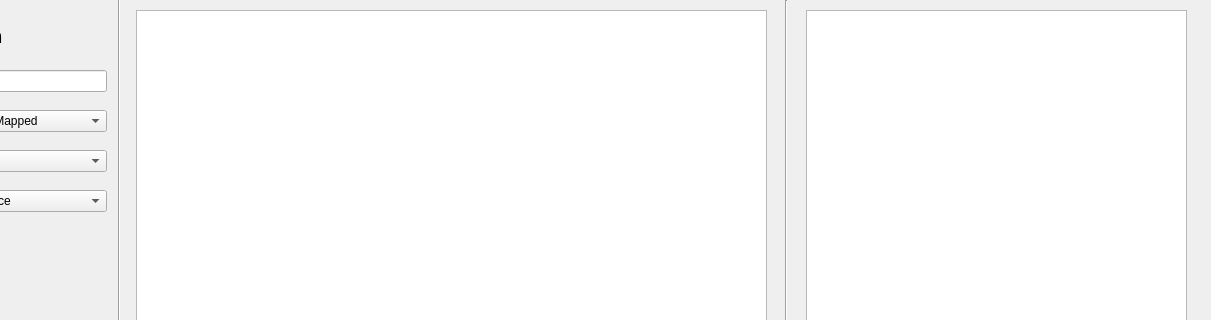
Qt form cache_simulation.ui (bogdanf555/cache_memory_simulation) before a commit; both pictures show x 224 to 1435 and y 0 to 320 of the 1435 by 795 pixel window.
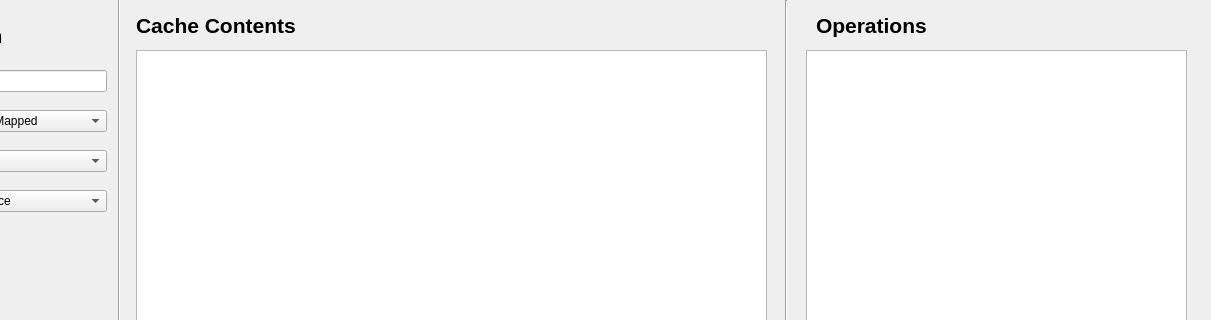
The same form after that commit.

```diff
--- a/cache_simulation.ui
+++ b/cache_simulation.ui
@@ -332,9 +332,9 @@
     <property name="geometry">
      <rect>
       <x>360</x>
-      <y>10</y>
+      <y>50</y>
       <width>631</width>
-      <height>741</height>
+      <height>701</height>
      </rect>
     </property>
    </widget>
@@ -358,12 +358,54 @@
     <property name="geometry">
      <rect>
       <x>1030</x>
-      <y>10</y>
+      <y>50</y>
       <width>381</width>
-      <height>741</height>
+      <height>701</height>
      </rect>
     </property>
    </widget>
+   <widget class="QLabel" name="cache_config_label_2">
+    <property name="geometry">
+     <rect>
+      <x>360</x>
+      <y>10</y>
+      <width>231</width>
+      <height>31</height>
+     </rect>
+    </property>
+    <property name="font">
+     <font>
+      <pointsize>16</pointsize>
+      <weight>75</weight>
+      <bold>true</bold>
+      <underline>false</underline>
+     </font>
+    </property>
+    <property name="text">
+     <string>Cache Contents</string>
+    </property>
+   </widget>
+   <widget class="QLabel" name="cache_config_label_3">
+    <property name="geometry">
+     <rect>
+      <x>1040</x>
+      <y>10</y>
+      <width>151</width>
+      <height>31</height>
+     </rect>
+    </property>
+    <property name="font">
+     <font>
+      <pointsize>16</pointsize>
+      <weight>75</weight>
+      <bold>true</bold>
+      <underline>false</underline>
+     </font>
+    </property>
+    <property name="text">
+     <string>Operations</string>
+    </property>
+   </widget>
   </widget>
   <widget class="QMenuBar" name="menubar">
    <property name="geometry">
```
